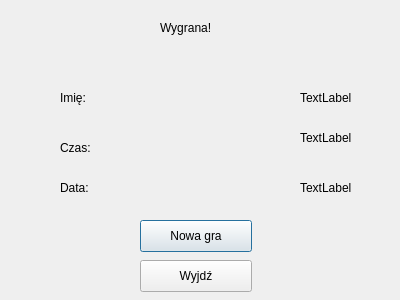
Old version of the form congratswindow.ui in the repository mpaluch1/slides_puzzle.
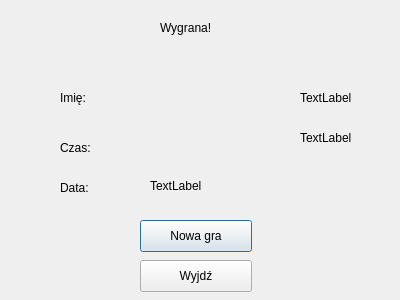
New version of the form.

Commit message: Add result info in congrats window

```diff
--- a/congratswindow.ui
+++ b/congratswindow.ui
@@ -94,10 +94,10 @@
   <widget class="QLabel" name="date_label">
    <property name="geometry">
     <rect>
-     <x>300</x>
-     <y>180</y>
-     <width>58</width>
-     <height>16</height>
+     <x>150</x>
+     <y>170</y>
+     <width>211</width>
+     <height>31</height>
     </rect>
    </property>
    <property name="text">
```
The commit also changes 6 other files.
